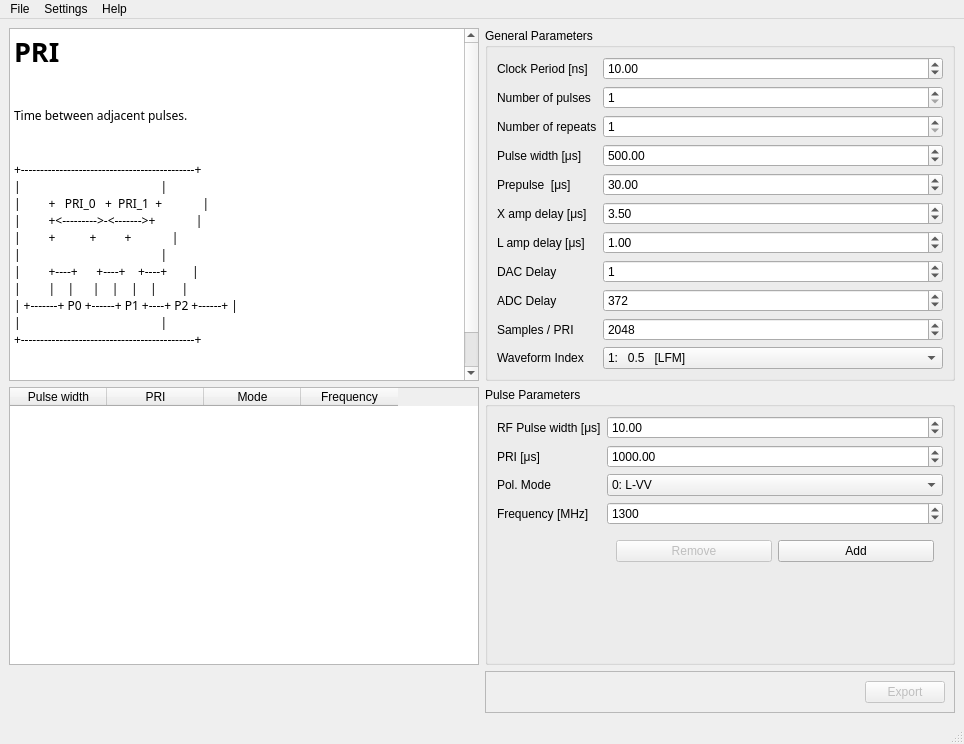
Above: creator_gui.ui from nextrad/tcu_software before the change. Below: the same form after it.
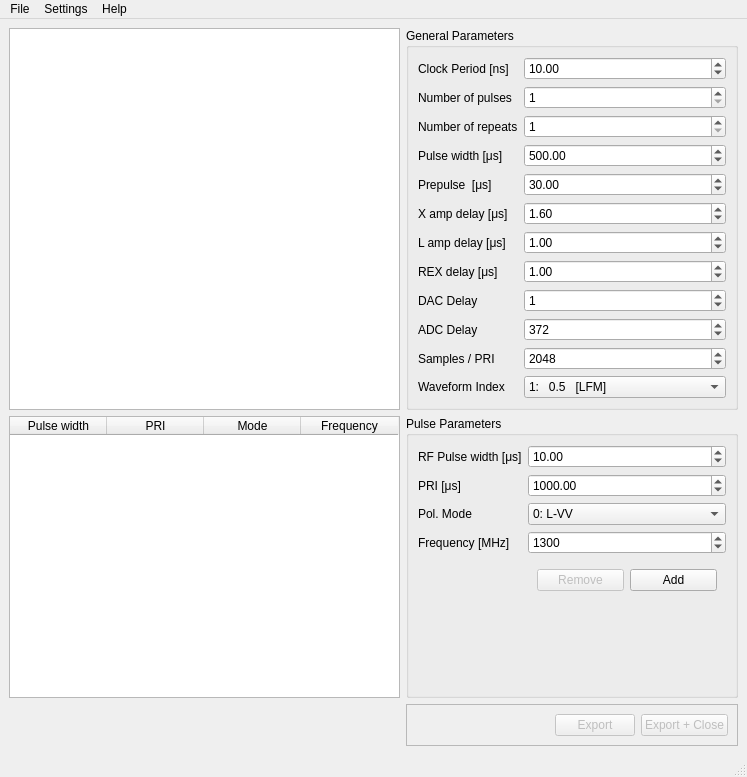
That is the form after the change.

Commit message: add export+close button

Patch:
```diff
--- a/creator_gui.ui
+++ b/creator_gui.ui
@@ -6,8 +6,8 @@
    <rect>
     <x>0</x>
     <y>0</y>
-    <width>964</width>
-    <height>744</height>
+    <width>747</width>
+    <height>777</height>
    </rect>
   </property>
   <property name="windowTitle">
@@ -17,7 +17,25 @@
    <bool>false</bool>
   </property>
   <widget class="QWidget" name="centralwidget">
-   <layout class="QGridLayout" name="gridLayout" columnstretch="0,0">
+   <layout class="QGridLayout" name="gridLayout">
+    <item row="0" column="0">
+     <widget class="QTextBrowser" name="text_info">
+      <property name="font">
+       <font>
+        <family>Courier 10 Pitch</family>
+       </font>
+      </property>
+      <property name="html">
+       <string>&lt;!DOCTYPE HTML PUBLIC &quot;-//W3C//DTD HTML 4.0//EN&quot; &quot;http://www.w3.org/TR/REC-html40/strict.dtd&quot;&gt;
+&lt;html&gt;&lt;head&gt;&lt;meta name=&quot;qrichtext&quot; content=&quot;1&quot; /&gt;&lt;style type=&quot;text/css&quot;&gt;
+p, li { white-space: pre-wrap; }
+&lt;/style&gt;&lt;/head&gt;&lt;body style=&quot; font-family:'Courier 10 Pitch'; font-size:9pt; font-weight:400; font-style:normal;&quot;&gt;
+&lt;p style=&quot;-qt-paragraph-type:empty; margin-top:0px; margin-bottom:0px; margin-left:0px; margin-right:0px; -qt-block-indent:0; text-indent:0px;&quot;&gt;&lt;br /&gt;&lt;/p&gt;
+&lt;p style=&quot;-qt-paragraph-type:empty; margin-top:0px; margin-bottom:0px; margin-left:0px; margin-right:0px; -qt-block-indent:0; text-indent:0px;&quot;&gt;&lt;br /&gt;&lt;/p&gt;
+&lt;p style=&quot;-qt-paragraph-type:empty; margin-top:0px; margin-bottom:0px; margin-left:0px; margin-right:0px; -qt-block-indent:0; text-indent:0px;&quot;&gt;&lt;br /&gt;&lt;/p&gt;&lt;/body&gt;&lt;/html&gt;</string>
+      </property>
+     </widget>
+    </item>
     <item row="0" column="1">
      <widget class="QGroupBox" name="groupBox_2">
       <property name="title">
@@ -128,7 +146,7 @@
           <double>0.100000000000000</double>
          </property>
          <property name="value">
-          <double>3.500000000000000</double>
+          <double>1.600000000000000</double>
          </property>
         </widget>
        </item>
@@ -150,13 +168,30 @@
         </widget>
        </item>
        <item row="7" column="0">
+        <widget class="QLabel" name="label_16">
+         <property name="text">
+          <string>REX delay [μs]</string>
+         </property>
+        </widget>
+       </item>
+       <item row="7" column="1">
+        <widget class="QDoubleSpinBox" name="spin_l_rex_delay">
+         <property name="singleStep">
+          <double>0.100000000000000</double>
+         </property>
+         <property name="value">
+          <double>1.000000000000000</double>
+         </property>
+        </widget>
+       </item>
+       <item row="8" column="0">
         <widget class="QLabel" name="label_12">
          <property name="text">
           <string>DAC Delay</string>
          </property>
         </widget>
        </item>
-       <item row="7" column="1">
+       <item row="8" column="1">
         <widget class="QSpinBox" name="spin_dac_delay">
          <property name="maximum">
           <number>999999999</number>
@@ -166,14 +201,14 @@
          </property>
         </widget>
        </item>
-       <item row="8" column="0">
+       <item row="9" column="0">
         <widget class="QLabel" name="label_13">
          <property name="text">
           <string>ADC Delay</string>
          </property>
         </widget>
        </item>
-       <item row="8" column="1">
+       <item row="9" column="1">
         <widget class="QSpinBox" name="spin_adc_delay">
          <property name="maximum">
           <number>999999999</number>
@@ -183,14 +218,14 @@
          </property>
         </widget>
        </item>
-       <item row="9" column="0">
+       <item row="10" column="0">
         <widget class="QLabel" name="label_14">
          <property name="text">
           <string>Samples / PRI</string>
          </property>
         </widget>
        </item>
-       <item row="9" column="1">
+       <item row="10" column="1">
         <widget class="QSpinBox" name="spin_samples_per_pri">
          <property name="maximum">
           <number>999999999</number>
@@ -200,14 +235,14 @@
          </property>
         </widget>
        </item>
-       <item row="10" column="0">
+       <item row="11" column="0">
         <widget class="QLabel" name="label_15">
          <property name="text">
           <string>Waveform Index</string>
          </property>
         </widget>
        </item>
-       <item row="10" column="1">
+       <item row="11" column="1">
         <widget class="QComboBox" name="combo_waveform_index">
          <item>
           <property name="text">
@@ -286,6 +321,12 @@
     </item>
     <item row="1" column="0">
      <widget class="QTableWidget" name="table_pulse_params">
+      <property name="minimumSize">
+       <size>
+        <width>391</width>
+        <height>61</height>
+       </size>
+      </property>
       <property name="autoScroll">
        <bool>true</bool>
       </property>
@@ -488,43 +529,19 @@
          </property>
         </widget>
        </item>
+       <item>
+        <widget class="QPushButton" name="button_export_close">
+         <property name="enabled">
+          <bool>false</bool>
+         </property>
+         <property name="text">
+          <string>Export + Close</string>
+         </property>
+        </widget>
+       </item>
       </layout>
      </widget>
     </item>
-    <item row="0" column="0">
-     <widget class="QTextBrowser" name="text_info">
-      <property name="font">
-       <font>
-        <family>Courier 10 Pitch</family>
-       </font>
-      </property>
-      <property name="html">
-       <string>&lt;!DOCTYPE HTML PUBLIC &quot;-//W3C//DTD HTML 4.0//EN&quot; &quot;http://www.w3.org/TR/REC-html40/strict.dtd&quot;&gt;
-&lt;html&gt;&lt;head&gt;&lt;meta name=&quot;qrichtext&quot; content=&quot;1&quot; /&gt;&lt;style type=&quot;text/css&quot;&gt;
-p, li { white-space: pre-wrap; }
-&lt;/style&gt;&lt;/head&gt;&lt;body style=&quot; font-family:'Courier 10 Pitch'; font-size:9pt; font-weight:400; font-style:normal;&quot;&gt;
-&lt;p style=&quot; margin-top:0px; margin-bottom:0px; margin-left:0px; margin-right:0px; -qt-block-indent:0; text-indent:0px;&quot;&gt;&lt;span style=&quot; font-size:20pt; font-weight:600;&quot;&gt;PRI&lt;/span&gt;&lt;/p&gt;
-&lt;p style=&quot;-qt-paragraph-type:empty; margin-top:0px; margin-bottom:0px; margin-left:0px; margin-right:0px; -qt-block-indent:0; text-indent:0px; font-size:20pt; font-weight:600;&quot;&gt;&lt;br /&gt;&lt;/p&gt;
-&lt;p style=&quot; margin-top:0px; margin-bottom:0px; margin-left:0px; margin-right:0px; -qt-block-indent:0; text-indent:0px;&quot;&gt;Time between adjacent pulses.&lt;/p&gt;
-&lt;p style=&quot;-qt-paragraph-type:empty; margin-top:0px; margin-bottom:0px; margin-left:0px; margin-right:0px; -qt-block-indent:0; text-indent:0px; font-size:20pt; font-weight:600;&quot;&gt;&lt;br /&gt;&lt;/p&gt;
-&lt;p style=&quot; margin-top:0px; margin-bottom:0px; margin-left:0px; margin-right:0px; -qt-block-indent:0; text-indent:0px;&quot;&gt;+---------------------------------------------+&lt;/p&gt;
-&lt;p style=&quot; margin-top:0px; margin-bottom:0px; margin-left:0px; margin-right:0px; -qt-block-indent:0; text-indent:0px;&quot;&gt;|                                             |&lt;/p&gt;
-&lt;p style=&quot; margin-top:0px; margin-bottom:0px; margin-left:0px; margin-right:0px; -qt-block-indent:0; text-indent:0px;&quot;&gt;|         +   PRI_0   +  PRI_1  +             |&lt;/p&gt;
-&lt;p style=&quot; margin-top:0px; margin-bottom:0px; margin-left:0px; margin-right:0px; -qt-block-indent:0; text-indent:0px;&quot;&gt;|         +&amp;lt;---------&amp;gt;-&amp;lt;-------&amp;gt;+             |&lt;/p&gt;
-&lt;p style=&quot; margin-top:0px; margin-bottom:0px; margin-left:0px; margin-right:0px; -qt-block-indent:0; text-indent:0px;&quot;&gt;|         +           +         +             |&lt;/p&gt;
-&lt;p style=&quot; margin-top:0px; margin-bottom:0px; margin-left:0px; margin-right:0px; -qt-block-indent:0; text-indent:0px;&quot;&gt;|                                             |&lt;/p&gt;
-&lt;p style=&quot; margin-top:0px; margin-bottom:0px; margin-left:0px; margin-right:0px; -qt-block-indent:0; text-indent:0px;&quot;&gt;|         +----+      +----+    +----+        |&lt;/p&gt;
-&lt;p style=&quot; margin-top:0px; margin-bottom:0px; margin-left:0px; margin-right:0px; -qt-block-indent:0; text-indent:0px;&quot;&gt;|         |    |      |    |    |    |        |&lt;/p&gt;
-&lt;p style=&quot; margin-top:0px; margin-bottom:0px; margin-left:0px; margin-right:0px; -qt-block-indent:0; text-indent:0px;&quot;&gt;| +-------+ P0 +------+ P1 +----+ P2 +------+ |&lt;/p&gt;
-&lt;p style=&quot; margin-top:0px; margin-bottom:0px; margin-left:0px; margin-right:0px; -qt-block-indent:0; text-indent:0px;&quot;&gt;|                                             |&lt;/p&gt;
-&lt;p style=&quot; margin-top:0px; margin-bottom:0px; margin-left:0px; margin-right:0px; -qt-block-indent:0; text-indent:0px;&quot;&gt;+---------------------------------------------+&lt;/p&gt;
-&lt;p style=&quot;-qt-paragraph-type:empty; margin-top:0px; margin-bottom:0px; margin-left:0px; margin-right:0px; -qt-block-indent:0; text-indent:0px;&quot;&gt;&lt;br /&gt;&lt;/p&gt;
-&lt;p style=&quot;-qt-paragraph-type:empty; margin-top:0px; margin-bottom:0px; margin-left:0px; margin-right:0px; -qt-block-indent:0; text-indent:0px;&quot;&gt;&lt;br /&gt;&lt;/p&gt;
-&lt;p style=&quot;-qt-paragraph-type:empty; margin-top:0px; margin-bottom:0px; margin-left:0px; margin-right:0px; -qt-block-indent:0; text-indent:0px;&quot;&gt;&lt;br /&gt;&lt;/p&gt;
-&lt;p style=&quot;-qt-paragraph-type:empty; margin-top:0px; margin-bottom:0px; margin-left:0px; margin-right:0px; -qt-block-indent:0; text-indent:0px;&quot;&gt;&lt;br /&gt;&lt;/p&gt;&lt;/body&gt;&lt;/html&gt;</string>
-      </property>
-     </widget>
-    </item>
    </layout>
   </widget>
   <widget class="QMenuBar" name="menubar">
@@ -532,7 +549,7 @@
     <rect>
      <x>0</x>
      <y>0</y>
-     <width>964</width>
+     <width>747</width>
      <height>27</height>
     </rect>
    </property>
```
